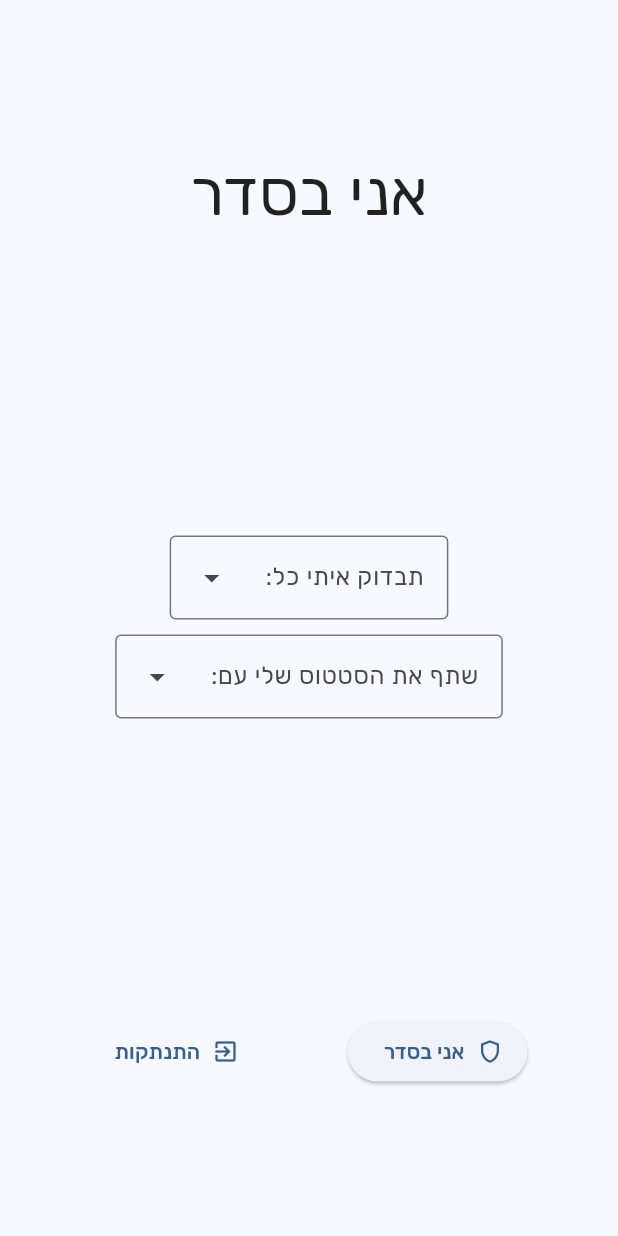
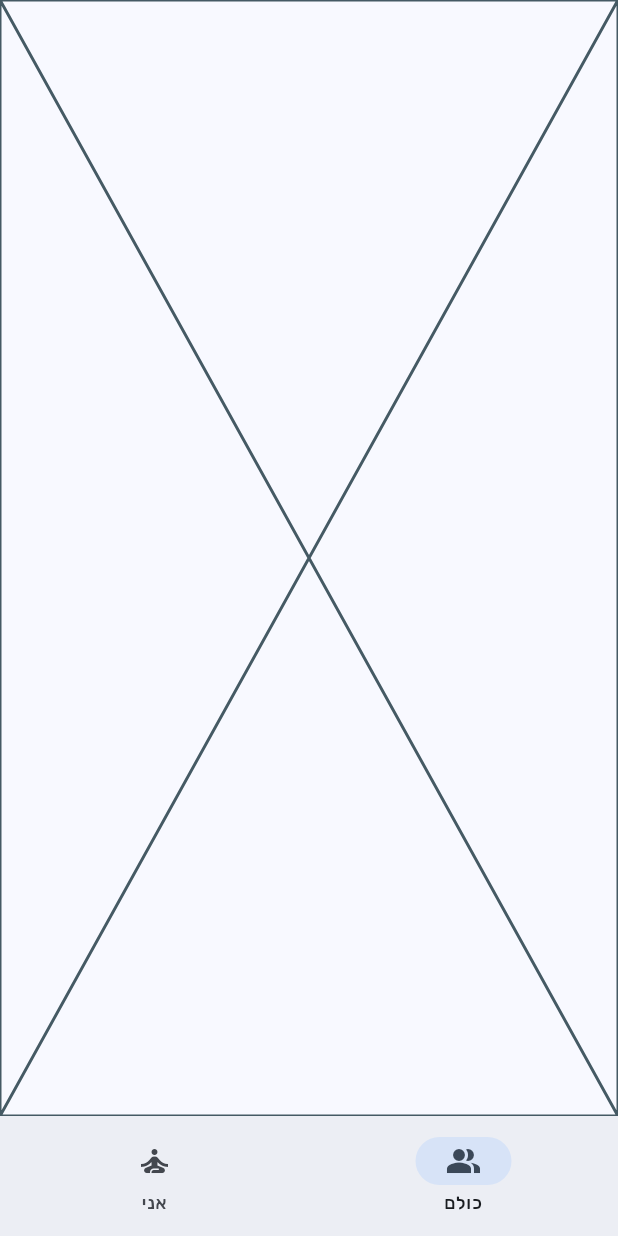
Before and after one commit to eifr/Im-fine, a Flutter app: the screen it shows once a user with an empty profile is signed in, on a phone screen of 412 x 824 dp. Run offline on Flutter 3.47's test engine with Material 2 defaults, Android fonts, the phone set to English and light mode, and no system bars; our stand-ins replace flutter_contacts, flutter_local_notifications, google_fonts, local_auth, location, supabase_flutter; missing offline and left inert: onesignal_flutter; accounts and stored records are empty; network calls fail.

Commit message:
new nav bar

```diff
--- a/lib/pages/homepage.dart
+++ b/lib/pages/homepage.dart
@@ -27,6 +27,7 @@ class MyHomePage extends StatefulWidget {
 class _MyHomePageState extends State<MyHomePage> {
   final Location location = Location();
   Session? _session;
+  int currentPageIndex = 0;
 
   late final StreamSubscription<AuthState> _authStateSubscription;
 
@@ -68,6 +69,31 @@ class _MyHomePageState extends State<MyHomePage> {
     if (_session != null) {
       return SafeArea(
         child: Scaffold(
+          bottomNavigationBar: NavigationBar(
+            onDestinationSelected: (int index) {
+              setState(() {
+                currentPageIndex = index;
+              });
+            },
+            selectedIndex: currentPageIndex,
+            destinations: const [
+              NavigationDestination(
+                selectedIcon: Icon(
+                  Icons.people_alt,
+                ),
+                icon: Icon(
+                  Icons.people_alt_outlined,
+                ),
+                label: 'כולם',
+              ),
+              NavigationDestination(
+                icon: Icon(
+                  Icons.self_improvement,
+                ),
+                label: 'אני',
+              )
+            ],
+          ),
           // appBar: AppBar(
           //   // TRY THIS: Try changing the color here to a specific color (to
           //   // Colors.amber, perhaps?) and trigger a hot reload to see the AppBar
@@ -78,7 +104,29 @@ class _MyHomePageState extends State<MyHomePage> {
           //   title: Text(widget.title),
           //   centerTitle: true,
           // ),
-          body: Center(
+          body: [
+            const Placeholder(),
+            SelfPage(widget: widget)
+          ][currentPageIndex],
+        ),
+      );
+    } else {
+      return const LoginPage();
+    }
+  }
+}
+
+class SelfPage extends StatelessWidget {
+  const SelfPage({
+    super.key,
+    required this.widget,
+  });
+
+  final MyHomePage widget;
+
+  @override
+  Widget build(BuildContext context) {
+    return Center(
       // Center is a layout widget. It takes a single child and positions it
       // in the middle of the parent.
       child: Column(
@@ -99,6 +147,12 @@ class _MyHomePageState extends State<MyHomePage> {
 
         children: [
           const Text('אני בסדר', textScaleFactor: 3),
+
+          Icon(
+            Icons.shield_outlined,
+            size: 150,
+            color: Theme.of(context).primaryColor,
+          ),
           Column(
             children: [
               DropdownMenu(
@@ -130,7 +184,7 @@ class _MyHomePageState extends State<MyHomePage> {
               const SizedBox(
                 height: 10,
               ),
-                    const FollowersControl(),
+              // const FollowersControl(),
             ],
           ),
 
@@ -141,6 +195,20 @@ class _MyHomePageState extends State<MyHomePage> {
               ImSafeButton(
                 stopListen: widget.stopListen,
               ),
+              ElevatedButton.icon(
+                onPressed: () => showModalBottomSheet(
+                  isScrollControlled: true,
+                  enableDrag: true,
+                  showDragHandle: true,
+                  context: context,
+                  useSafeArea: true,
+                  builder: (context) {
+                    return const ContactsList();
+                  },
+                ),
+                label: const Text('אנשי קשר'),
+                icon: const Icon(Icons.check_box_outlined),
+              ),
               TextButton.icon(
                 icon: const Icon(Icons.exit_to_app),
                 onPressed: supabase.auth.signOut,
@@ -150,12 +218,7 @@ class _MyHomePageState extends State<MyHomePage> {
           ),
         ],
       ),
-          ),
-        ),
     );
-    } else {
-      return const LoginPage();
-    }
   }
 }
 
```
Also changed, not shown: lib/main.dart (+0 -25 lines). Lines whose indentation alone changed are shown as unchanged.
